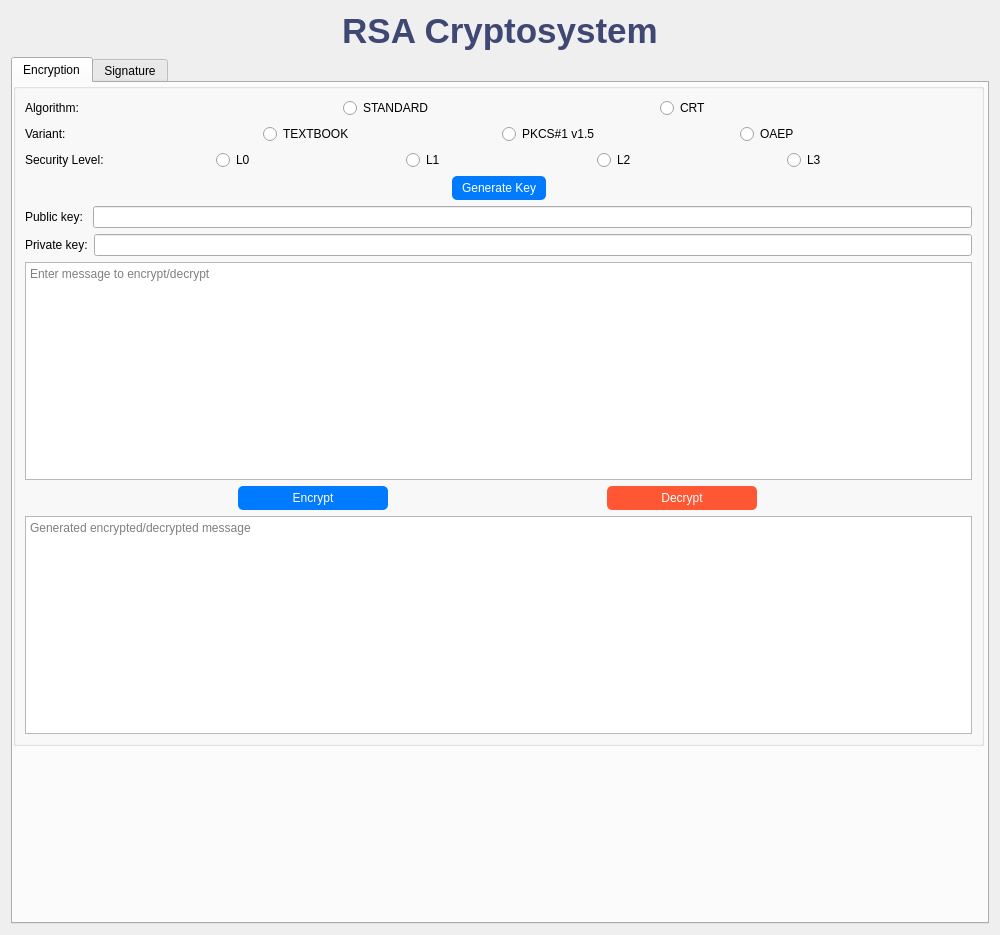
Before: the Qt Designer form src/frontend/wireframes/ui_rsa.ui in phn210/crypto-calcul, drawn with Qt 5.
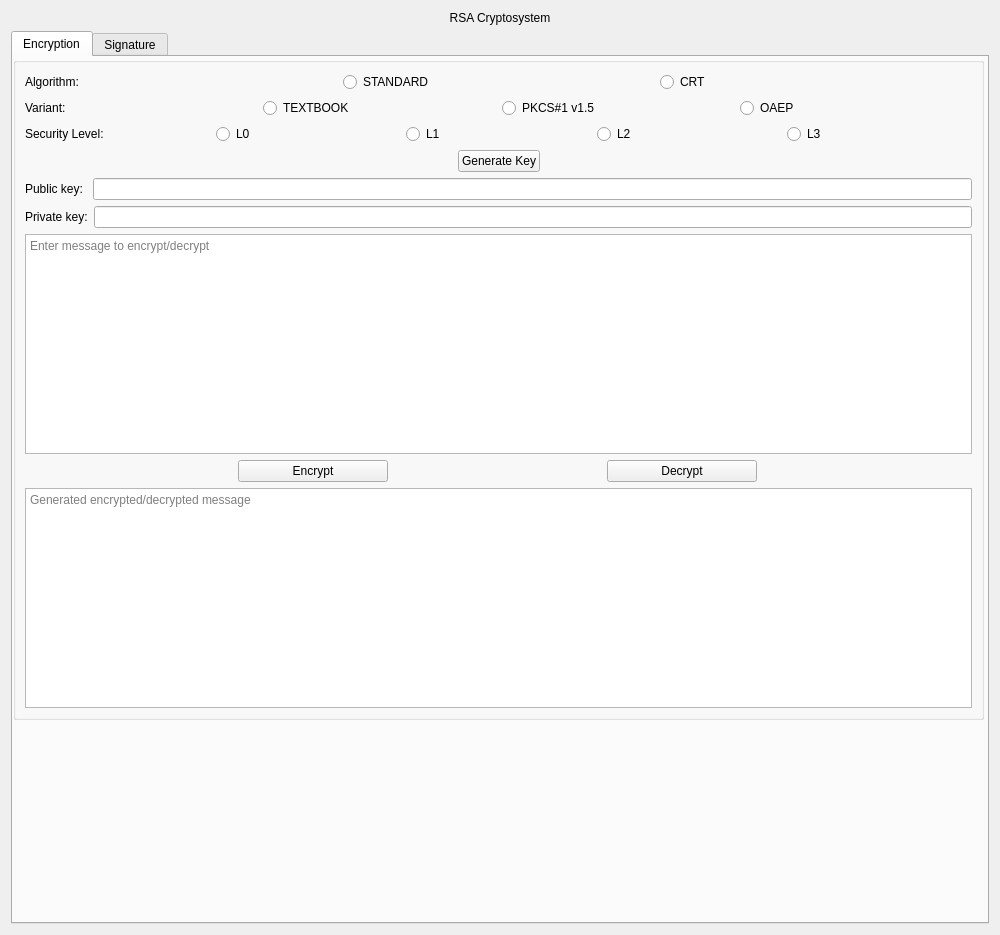
After: the same form once the commit is applied.

The edit to the form file:
```diff
--- a/src/frontend/wireframes/ui_rsa.ui
+++ b/src/frontend/wireframes/ui_rsa.ui
@@ -16,9 +16,6 @@
         <layout class="QVBoxLayout" name="mainLayout">
             <item>
                 <widget class="QLabel" name="mainTitle">
-                    <property name="styleSheet">
-                        <string>font-size: 35px; font-weight: bold; color: #3f4773;</string>
-                    </property>
                     <property name="text">
                         <string>RSA Cryptosystem</string>
                     </property>
@@ -189,9 +186,6 @@
                                         </item>
                                         <item>
                                             <widget class="QPushButton" name="btnKeyGenEnc">
-                                                <property name="styleSheet">
-                                                    <string notr="true">background-color: #007BFF; color: white; padding: 5px 10px; border-radius: 5px;</string>
-                                                </property>
                                                 <property name="text">
                                                     <string>Generate Key</string>
                                                 </property>
@@ -268,9 +262,6 @@
                                                         <height>30</height>
                                                     </size>
                                                 </property>
-                                                <property name="styleSheet">
-                                                    <string>background-color: #007BFF; color: white; padding: 5px 10px; border-radius: 5px;</string>
-                                                </property>
                                                 <property name="text">
                                                     <string>Encrypt</string>
                                                 </property>
@@ -284,9 +275,6 @@
                                                         <height>30</height>
                                                     </size>
                                                 </property>
-                                                <property name="styleSheet">
-                                                    <string>background-color: #FF5733; color: white; padding: 5px 10px; border-radius: 5px;</string>
-                                                </property>
                                                 <property name="text">
                                                     <string>Decrypt</string>
                                                 </property>
```
Left out of the diff: 9 changed lines with no effect on the pictures.
